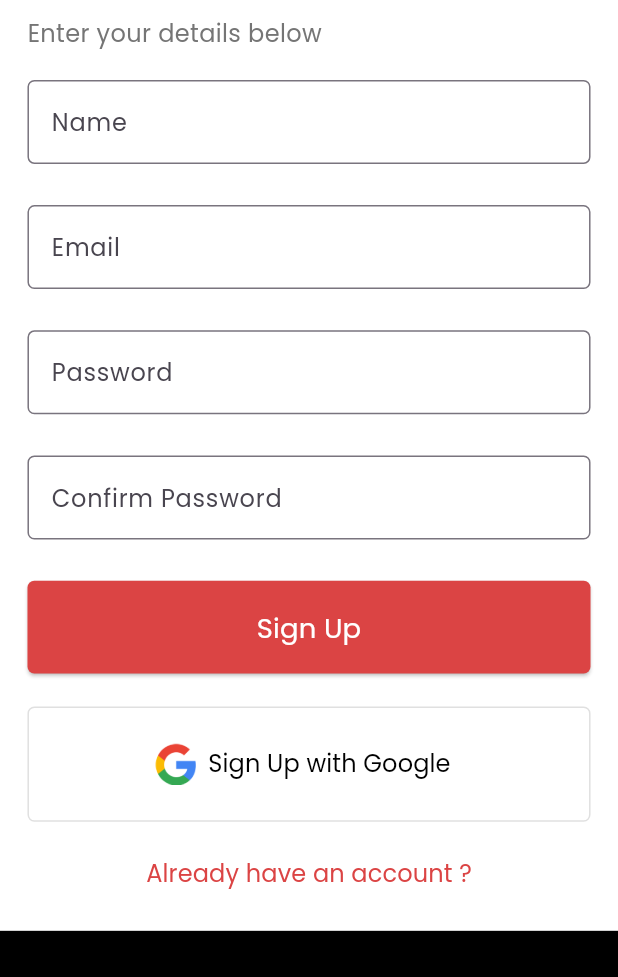
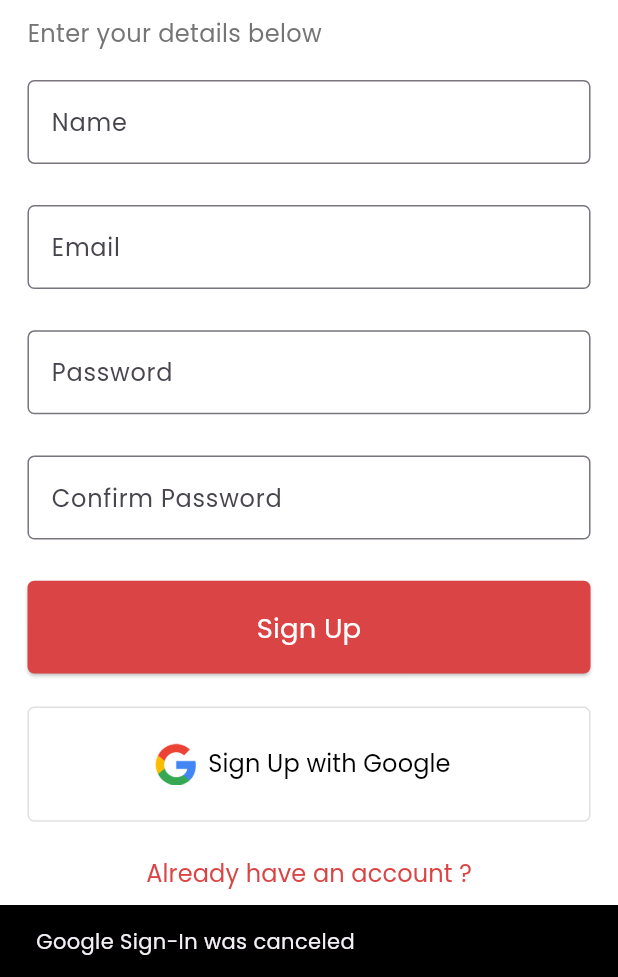
Before and after one commit to mohamedamrr13/ecommerce_website, a Flutter app: the RegisterScreen screen opened by its route, after a tap on "Sign Up with Google", on a phone screen of 412 x 824 dp, the part 259-1236 px from its top. Run offline on Flutter 3.47's test engine with Material 3 defaults, Android fonts, the light colour scheme and no system bars; our stand-ins replace bloc, firebase_auth, firebase_core, flutter_bloc, flutter_screenutil, go_router and 2 more; accounts and stored records are empty; statements that could not run were skipped.

Commit message:
Enhance Google Sign-In error handling and improve loading indicators in login and register screens

```diff
--- a/lib/features/authentication/logic/google_cubit/google_cubit.dart
+++ b/lib/features/authentication/logic/google_cubit/google_cubit.dart
@@ -29,6 +29,9 @@ class GoogleCubit extends Cubit<GoogleState> {
     } on FirebaseAuthException catch (e) {
       debugPrint(Failure.getMessageFromErrorCode(e.code));
       emit(GoogleFailure(errMessage: Failure.getMessageFromErrorCode(e.code)));
+    } catch (e) {
+      debugPrint("Unexpected error: $e");
+      emit(GoogleFailure(errMessage: "Google Sign-In was canceled"));
     }
     return null;
   }
--- a/lib/features/authentication/presentation/register_screen.dart
+++ b/lib/features/authentication/presentation/register_screen.dart
@@ -189,6 +189,7 @@ class _RegisterScreenState extends State<RegisterScreen> {
                                             height: 20,
                                             width: 20,
                                             child: CircularProgressIndicator(
+                                              strokeWidth: 3,
                                               color: Colors.white,
                                             ))
                                         : Text(
@@ -214,6 +215,12 @@ class _RegisterScreenState extends State<RegisterScreen> {
                                 }
                                 if (state is GoogleFailure) {
                                   isEnabled = true;
+                                  ScaffoldMessenger.of(context).showSnackBar(
+                                    SnackBar(
+                                      content: Text(state.errMessage),
+                                      backgroundColor: Colors.black,
+                                    ),
+                                  );
                                 }
                               },
                               builder: (context, state) {
@@ -231,10 +238,10 @@ class _RegisterScreenState extends State<RegisterScreen> {
                                     ),
                                     label: state is GoogleLoading
                                         ? const SizedBox(
-                                            height: 15,
-                                            width: 15,
+                                            height: 20,
+                                            width: 20,
                                             child: CircularProgressIndicator(
-                                              strokeWidth: 2,
+                                              strokeWidth: 3,
                                               color: Colors.black,
                                             ),
                                           )
```
Also changed, not shown: lib/features/authentication/presentation/login_screen.dart (+10 -3 lines).
